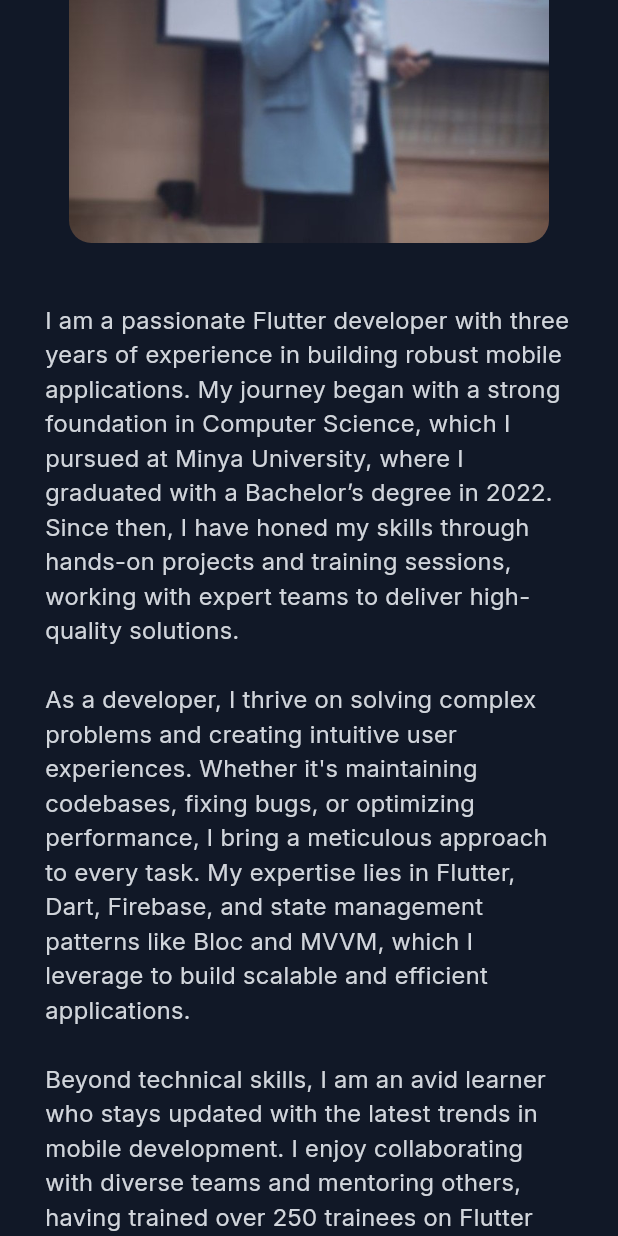
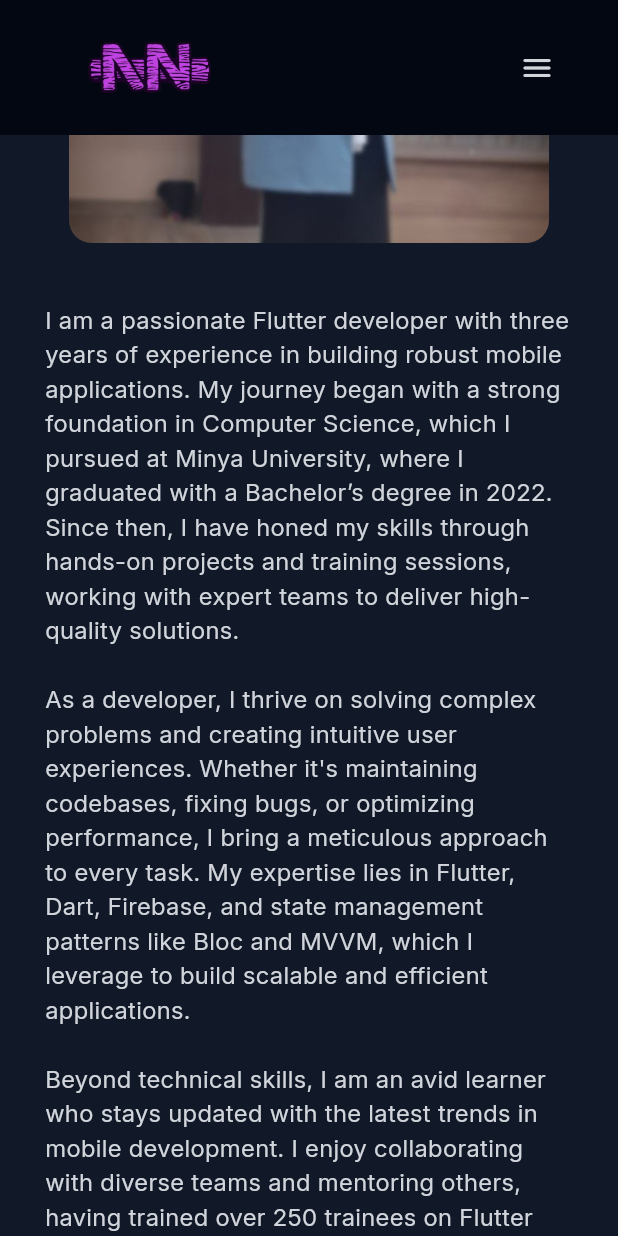
Before and after one commit to nadanabill/My-Personal-Portfolio, a Flutter app: the screen it shows after launch, scrolled down 1152 dp, on a phone screen of 412 x 824 dp. Run offline on Flutter 3.47's test engine with Material 3 defaults, Android fonts, the phone set to English and light mode, and no system bars; our stand-ins replace easy_localization, flutter_bloc, flutter_screenutil, flutter_svg, get_it, simple_shadow; network calls fail.

Commit message:
stop app bar scrolling

```diff
--- a/lib/ui/mobile/mobile_layout.dart
+++ b/lib/ui/mobile/mobile_layout.dart
@@ -12,9 +12,12 @@ class MobileLayout extends StatelessWidget {
 
   @override
   Widget build(BuildContext context) {
-    return ListView(
+    return Column(
+      children: [
+        const MobileAppBarWidget(),
+        Expanded(
+          child: ListView(
             children: const [
-        MobileAppBarWidget(),
               MobileAboutWidget(),
               MobileAboutMeSectionWidget(),
               MobileSkillsSectionWidget(),
@@ -22,6 +25,9 @@ class MobileLayout extends StatelessWidget {
               MobileProjectsSectionWidget(),
               MobileContactSectionWidget(),
             ],
+          ),
+        ),
+      ],
     );
   }
 }
```
Also changed, not shown: lib/ui/web/web_layout.dart (+7 -1 lines). Lines whose indentation alone changed are shown as unchanged.
